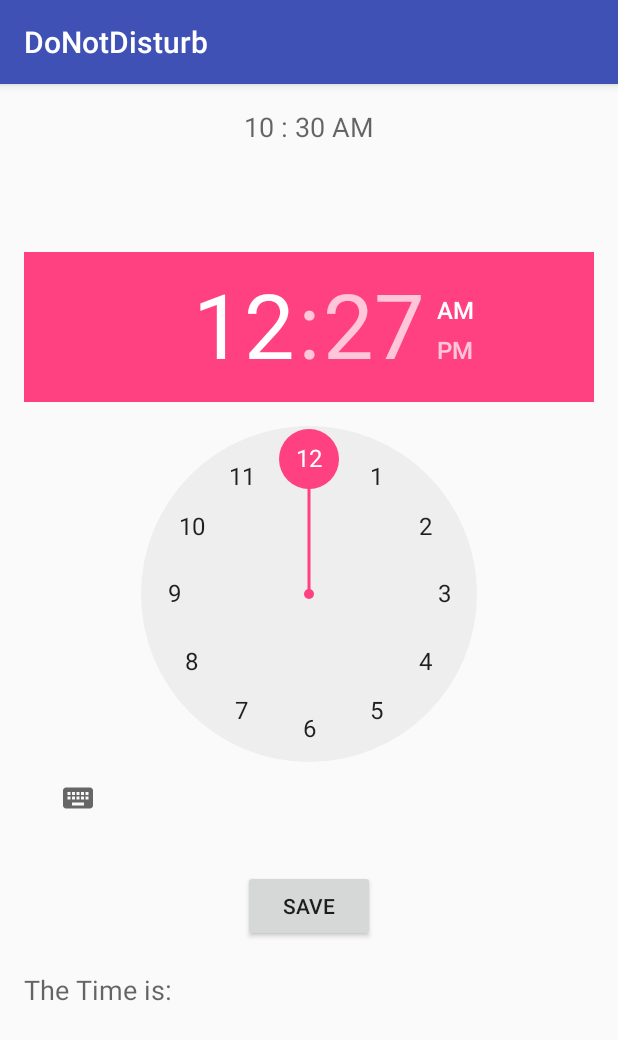
After one commit to safloresg/DoNotDisturb, an Android app: the StartDate screen opened directly, with no data from a screen before it, on a phone screen of 412 x 824 dp. The commit adds this screen. Shown: the top 1040 px of the screen. Run offline under Robolectric (Android 15) with nearby library versions, the phone set to English and light mode, and no system bars.

Commit message:
Created start date activity

```diff
--- a/app/src/main/AndroidManifest.xml
+++ b/app/src/main/AndroidManifest.xml
@@ -8,23 +8,23 @@
         android:label="@string/app_name"
         android:supportsRtl="true"
         android:theme="@style/AppTheme">
-
         <activity android:name=".MainActivity">
             <intent-filter>
                 <action android:name="android.intent.action.MAINACTIVITY" />
+
                 <category android:name="android.intent.category.DEFAULT" />
             </intent-filter>
         </activity>
-
         <activity
             android:name=".SplashScreen"
-            android:label="@string/app_name" >
+            android:label="@string/app_name">
             <intent-filter>
                 <action android:name="android.intent.action.MAIN" />
+
                 <category android:name="android.intent.category.LAUNCHER" />
             </intent-filter>
         </activity>
-
+        <activity android:name=".StartDate"></activity>
     </application>
 
 </manifest>
--- /dev/null
+++ b/app/src/main/java/donotdisturb/fime/mx/donotdisturb/StartDate.java
@@ -0,0 +1,56 @@
+package donotdisturb.fime.mx.donotdisturb;
+
+import android.support.v7.app.AppCompatActivity;
+import android.os.Bundle;
+import android.view.Menu;
+import android.view.View;
+import android.widget.TextView;
+import android.widget.TimePicker;
+import java.util.Calendar;
+
+public class StartDate extends AppCompatActivity {
+
+    private TimePicker timePicker;
+    private TextView time;
+    private Calendar calendar;
+    private String format = "";
+
+
+    @Override
+    protected void onCreate(Bundle savedInstanceState) {
+        super.onCreate(savedInstanceState);
+        setContentView(R.layout.start_date);
+
+        timePicker = (TimePicker) findViewById(R.id.timePicker1);
+        time = (TextView) findViewById(R.id.textView);
+        calendar = Calendar.getInstance();
+
+        int hour = calendar.get(Calendar.HOUR_OF_DAY);
+        int min = calendar.get(Calendar.MINUTE);
+        showTime(hour, min);
+    }
+
+    public void setTime(View view) {
+        int hour = timePicker.getCurrentHour();
+        int min = timePicker.getCurrentMinute();
+        showTime(hour, min);
+    }
+
+    public void showTime(int hour, int min) {
+        if (hour == 0) {
+            hour += 12;
+            format = "AM";
+        }
+        else if (hour == 12) {
+            format = "PM";
+        } else if (hour > 12) {
+            hour -= 12;
+            format = "PM";
+        } else {
+            format = "AM";
+        }
+        time.setText(new StringBuilder().append(hour).append(" : ").append(min)
+                .append(" ").append(format));
+    }
+
+}
--- /dev/null
+++ b/app/src/main/res/layout/start_date.xml
@@ -0,0 +1,60 @@
+<?xml version="1.0" encoding="utf-8"?>
+<RelativeLayout xmlns:android="http://schemas.android.com/apk/res/android"
+    xmlns:tools="http://schemas.android.com/tools"
+    android:layout_width="match_parent"
+    android:layout_height="match_parent"
+    android:paddingBottom="@dimen/activity_vertical_margin"
+    android:paddingLeft="@dimen/activity_horizontal_margin"
+    android:paddingRight="@dimen/activity_horizontal_margin"
+    android:paddingTop="@dimen/activity_vertical_margin"
+    tools:context="donotdisturb.fime.mx.donotdisturb.StartDate">
+
+    <TextView
+        android:id="@+id/textView"
+        android:layout_width="wrap_content"
+        android:layout_height="wrap_content"
+        android:layout_alignParentTop="true"
+        android:layout_centerHorizontal="true"
+        android:text="@string/time_pick"
+        android:textAppearance="?android:attr/textAppearanceMedium"
+        />
+
+    <Button
+        android:id="@+id/set_button"
+        android:layout_width="wrap_content"
+        android:layout_height="wrap_content"
+        android:layout_alignParentBottom="true"
+        android:layout_centerHorizontal="true"
+        android:layout_marginBottom="180dp"
+        android:onClick="setTime"
+        android:text="@string/time_save" />
+
+    <TimePicker
+        android:id="@+id/timePicker1"
+        android:layout_width="wrap_content"
+        android:layout_height="wrap_content"
+        android:layout_above="@+id/set_button"
+        android:layout_centerHorizontal="true"
+        android:layout_marginBottom="24dp" />
+
+    <TextView
+        android:id="@+id/textView3"
+        android:layout_width="wrap_content"
+        android:layout_height="wrap_content"
+        android:layout_alignLeft="@+id/timePicker1"
+        android:layout_alignTop="@+id/set_button"
+        android:layout_marginTop="67dp"
+        android:text="@string/time_current"
+        android:textAppearance="?android:attr/textAppearanceMedium" />
+
+    <TextView
+        android:id="@+id/textView1"
+        android:layout_width="wrap_content"
+        android:layout_height="wrap_content"
+        android:layout_below="@+id/textView3"
+        android:layout_centerHorizontal="true"
+        android:layout_marginTop="50dp"
+        android:text="@string/time_selected"
+        android:textAppearance="?android:attr/textAppearanceMedium" />
+
+</RelativeLayout>
--- a/app/src/main/res/values/strings.xml
+++ b/app/src/main/res/values/strings.xml
@@ -1,5 +1,12 @@
 <resources>
     <string name="app_name">DoNotDisturb</string>
+
+    <string name="action_settings">Settings</string>
+    <string name="time_picker_example">Time Picker Example</string>
+    <string name="time_pick">Pick the time and press save button</string>
+    <string name="time_save">Save</string>
+    <string name="time_selected"></string>
+    <string name="time_current">The Time is:</string>
 
     <string-array name="main_titles">
         <item>Dias</item>
```
